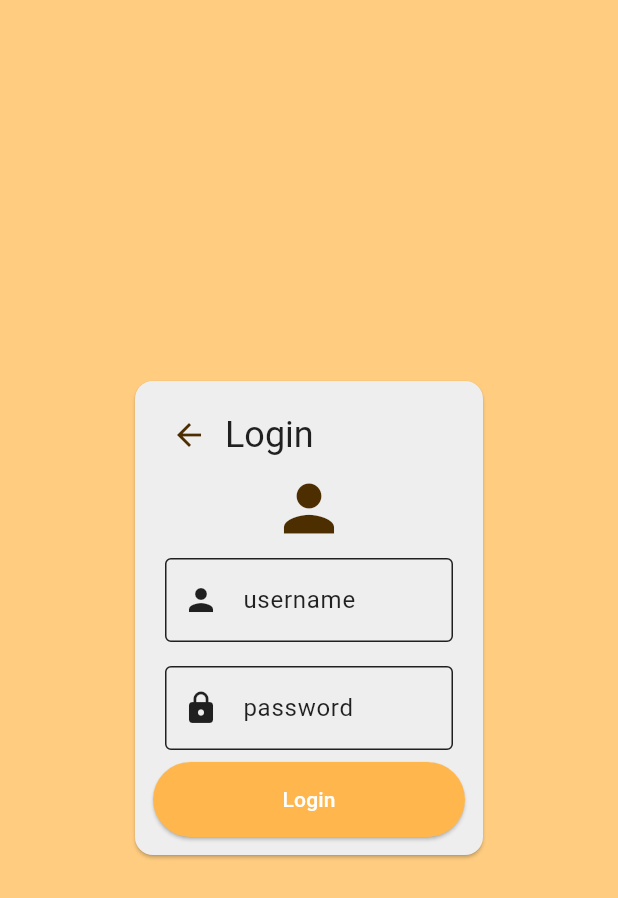
After one commit to Yin-Jinlong/h-nas-community, a Flutter app: the LogInOnPage screen opened by its route, on a phone screen of 412 x 824 dp. The commit adds this screen. Shown: the top 898 px of the screen. Run offline on Flutter 3.47's test engine with Material 3 defaults, Android fonts, the phone set to English and light mode, and no system bars; our stand-ins replace bot_toast, dio, flutter_breadcrumb, flutter_settings_screens, shared_preferences; missing offline and left inert: context_menus; accounts and stored records are empty; generated files the repository leaves out were written again.

Commit message:
feat: 添加登录页面，页面转场动画

```diff
--- a/client/lib/l10n/intl_en.arb
+++ b/client/lib/l10n/intl_en.arb
@@ -18,8 +18,10 @@
   "no_data": "No Data",
   "now": "Now: ",
   "ok": "OK: ",
+  "password": "password",
   "refresh": "Refresh",
   "server_addr": "Server address",
   "set_host_addr": "Set Server Address",
-  "settings": "Settings"
+  "settings": "Settings",
+  "username": "username"
 }
--- a/client/lib/l10n/intl_zh.arb
+++ b/client/lib/l10n/intl_zh.arb
@@ -18,8 +18,10 @@
   "no_data": "空空如也",
   "now": "当前：",
   "ok": "确定",
+  "password": "密码",
   "refresh": "刷新",
   "server_addr": "服务器地址",
   "set_host_addr": "配置服务器地址",
-  "settings": "设置"
+  "settings": "设置",
+  "username": "用户名"
 }
--- /dev/null
+++ b/client/lib/pages/login_logon.dart
@@ -0,0 +1,88 @@
+import 'package:flutter/material.dart';
+
+import '../generated/l10n.dart';
+
+class LogInOnPage extends StatefulWidget {
+  const LogInOnPage({super.key});
+
+  @override
+  State createState() {
+    return _LogInOnPageState();
+  }
+}
+
+class _LogInOnPageState extends State<LogInOnPage> {
+  @override
+  Widget build(BuildContext context) {
+    return Scaffold(
+      backgroundColor: ColorScheme.of(context).secondary,
+      body: Center(
+        child: IntrinsicWidth(
+          child: IntrinsicHeight(
+            child: ConstrainedBox(
+              constraints: BoxConstraints(minWidth: 240),
+              child: Card(
+                child: Padding(
+                  padding: EdgeInsets.all(12),
+                  child: Column(
+                    children: [
+                      Row(
+                        children: [
+                          BackButton(),
+                          Text(
+                            S.current.login,
+                            style: TextTheme.of(context).headlineSmall,
+                          ),
+                        ],
+                      ),
+                      Hero(
+                        tag: 'login',
+                        child: const Icon(Icons.person, size: 50),
+                      ),
+                      Expanded(
+                        child: Padding(
+                          padding: EdgeInsets.all(8),
+                          child: TextField(
+                            decoration: InputDecoration(
+                              labelText: S.current.username,
+                              hintText: '${S.current.username}/id',
+                              hintStyle: TextStyle(color: Colors.grey),
+                              border: OutlineInputBorder(),
+                              prefixIcon: Icon(Icons.person),
+                            ),
+                          ),
+                        ),
+                      ),
+                      Expanded(
+                        child: Padding(
+                          padding: EdgeInsets.all(8),
+                          child: TextField(
+                            obscureText: true,
+                            decoration: InputDecoration(
+                              labelText: S.current.password,
+                              border: OutlineInputBorder(),
+                              prefixIcon: Icon(Icons.lock),
+                            ),
+                          ),
+                        ),
+                      ),
+                      ElevatedButton(
+                        style: ElevatedButton.styleFrom(
+                          backgroundColor: ColorScheme.of(context).primary,
+                          foregroundColor: ColorScheme.of(context).onPrimary,
+                          minimumSize: Size(double.infinity, 50),
+                        ),
+                        onPressed: () {},
+                        child: Text(S.current.login),
+                      ),
+                    ],
+                  ),
+                ),
+              ),
+            ),
+          ),
+        ),
+      ),
+    );
+  }
+}
--- a/client/lib/routes.dart
+++ b/client/lib/routes.dart
@@ -1,4 +1,6 @@
+
 class Routes {
   static const String home = '/';
+  static const String loginOn = '/login_on';
   static const String settings = '/settings';
 }
```
Also changed, not shown: client/lib/main.dart (+30 -4 lines), client/lib/pages/home.app_bar.dart (+5 -2 lines), client/lib/pages/home.dart (+4 -5 lines).
